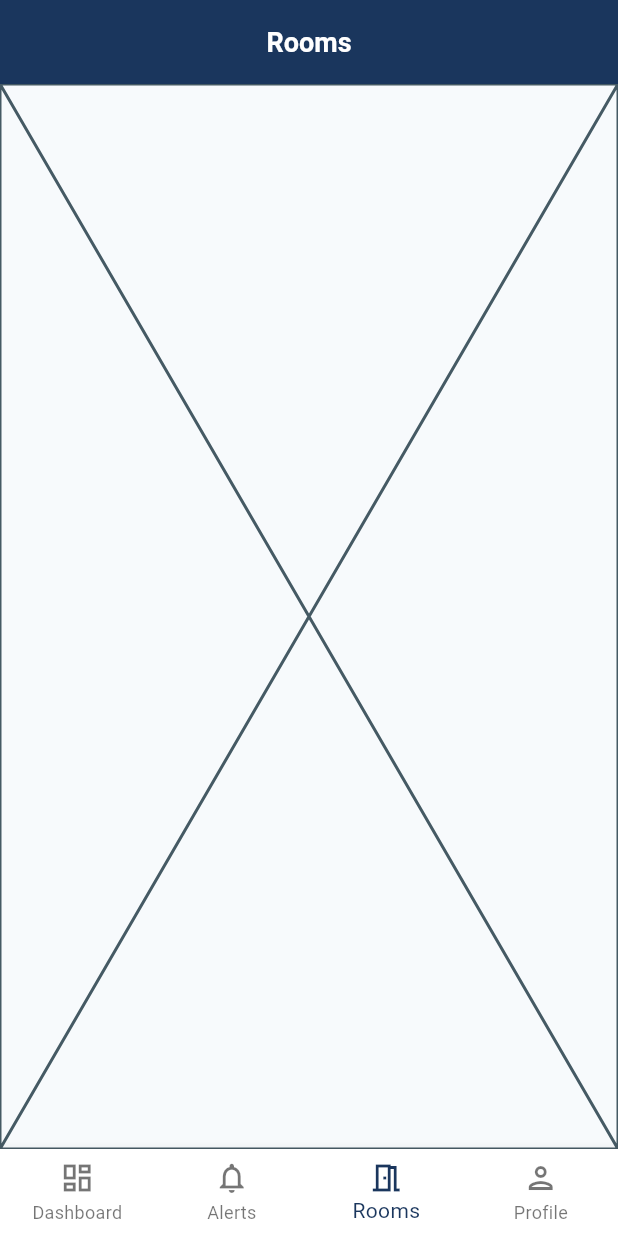
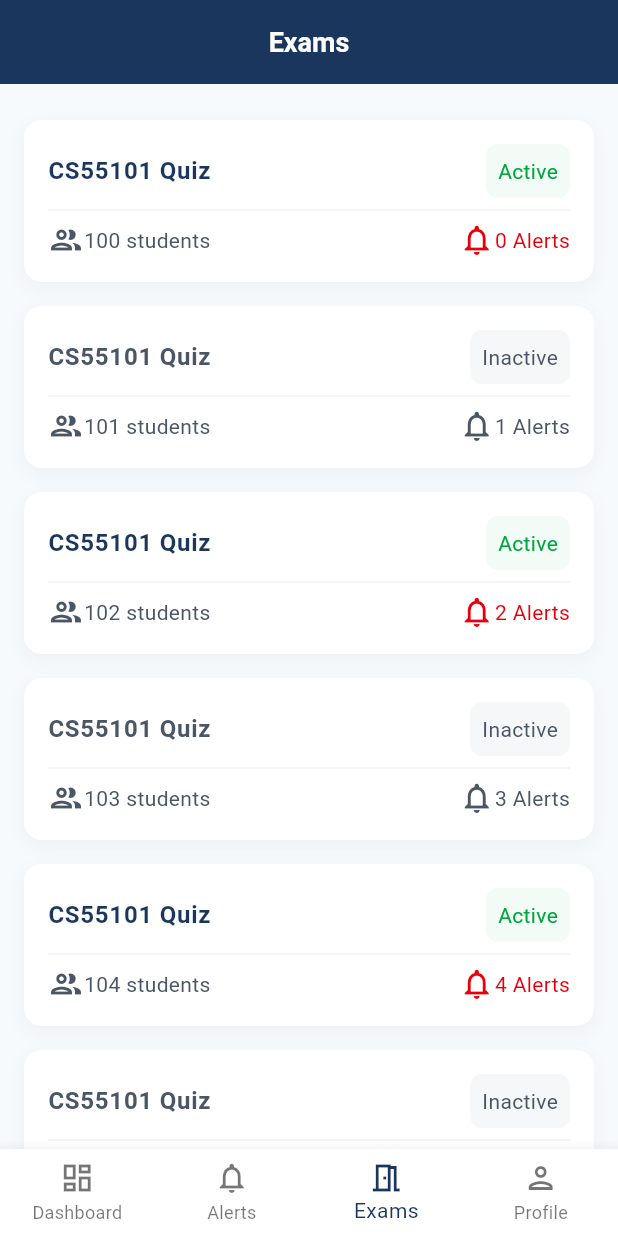
Before and after one commit to omargomah/automated-exam-supervision-system, a Flutter app: the screen it shows after launch, item 3 of the bottom bar chosen, on a phone screen of 412 x 824 dp. Run offline on Flutter 3.47's test engine with Material 3 defaults, Android fonts, the phone set to English and light mode, and no system bars.

Commit message:
feat: add proctor exams UI

```diff
--- a/src/mobile-app/cheating_tracker/lib/core/theme/app_colors.dart
+++ b/src/mobile-app/cheating_tracker/lib/core/theme/app_colors.dart
@@ -9,4 +9,5 @@ abstract class AppColors {
   static const Color dangerColor = Color(0XFFE7000B);
   static const Color bodyFontColor = Color(0xFF1E2939);
   static const Color hintFontColor = Color(0xFF99A1AF);
+  static const Color inActiveColor = Color(0xFF4A5565);
 }
--- a/src/mobile-app/cheating_tracker/lib/feature/proctor/alerts/presentation/screens/proctor_alerts_screen.dart
+++ b/src/mobile-app/cheating_tracker/lib/feature/proctor/alerts/presentation/screens/proctor_alerts_screen.dart
@@ -1,5 +1,5 @@
 import 'package:cheating_tracker/core/theme/app_colors.dart';
-import 'package:cheating_tracker/feature/proctor/alerts/presentation/widgets/proctor_alert_widget.dart';
+import 'package:cheating_tracker/feature/proctor/alerts/presentation/widgets/proctor_alert_card.dart';
 import 'package:flutter/material.dart';
 
 class ProctorAlertsScreen extends StatelessWidget {
@@ -11,7 +11,7 @@ class ProctorAlertsScreen extends StatelessWidget {
       padding: const EdgeInsets.all(16),
       child: ListView.builder(
         itemCount: 7,
-        itemBuilder: (context, index) => ProctorAlertWidget(
+        itemBuilder: (context, index) => ProctorAlertCard(
           name: "John Doe",
           room: index + 100,
           alert: "Looking awya from camera",
--- a/src/mobile-app/cheating_tracker/lib/feature/proctor/alerts/presentation/widgets/proctor_alert_widget.dart
+++ b/src/mobile-app/cheating_tracker/lib/feature/proctor/alerts/presentation/widgets/proctor_alert_card.dart
@@ -1,7 +1,7 @@
 import 'package:cheating_tracker/core/theme/app_colors.dart';
 import 'package:flutter/material.dart';
 
-class ProctorAlertWidget extends StatelessWidget {
+class ProctorAlertCard extends StatelessWidget {
   const new({
     super.key,
     required this.name,
--- a/src/mobile-app/cheating_tracker/lib/feature/proctor/app-section/presentation/screens/proctor_app_section.dart
+++ b/src/mobile-app/cheating_tracker/lib/feature/proctor/app-section/presentation/screens/proctor_app_section.dart
@@ -1,7 +1,7 @@
 import 'package:cheating_tracker/feature/proctor/alerts/presentation/screens/proctor_alerts_screen.dart';
 import 'package:cheating_tracker/feature/proctor/dashboard/presentation/screens/proctor_dashboard_screen.dart';
 import 'package:cheating_tracker/feature/proctor/profile/presentation/screens/proctor_profile_screen.dart';
-import 'package:cheating_tracker/feature/proctor/rooms/presentation/screens/proctor_rooms_screen.dart';
+import 'package:cheating_tracker/feature/proctor/exams/presentation/screens/proctor_exams_screen.dart';
 import 'package:flutter/material.dart';
 
 class ProctorAppSection extends StatefulWidget {
@@ -15,10 +15,10 @@ class _ProctorAppSectionState extends State<ProctorAppSection> {
   final List<Widget> _screens = const [
     ProctorDashboardScreen(),
     ProctorAlertsScreen(),
-    ProctorRoomsScreen(),
+    ProctorExamsScreen(),
     ProctorProfileScreen(),
   ];
-  final List<String> _titles = ['Dashboard', 'Alerts', 'Rooms', 'Profile'];
+  final List<String> _titles = ['Dashboard', 'Alerts', 'Exams', 'Profile'];
   int _currIdx = 0;
 
   @override
@@ -45,7 +45,7 @@ class _ProctorAppSectionState extends State<ProctorAppSection> {
           ),
           BottomNavigationBarItem(
             icon: Icon(Icons.meeting_room_outlined),
-            label: "Rooms",
+            label: "Exams",
           ),
           BottomNavigationBarItem(
             icon: Icon(Icons.person_outlined),
--- /dev/null
+++ b/src/mobile-app/cheating_tracker/lib/feature/proctor/exams/presentation/screens/proctor_exams_screen.dart
@@ -0,0 +1,20 @@
+import 'package:cheating_tracker/feature/proctor/exams/presentation/widgets/proctor_exam_card.dart';
+import 'package:flutter/material.dart';
+
+class ProctorExamsScreen extends StatelessWidget {
+  const new({super.key});
+
+  @override
+  Widget build(BuildContext context) {
+    return ListView.builder(
+      padding: EdgeInsets.all(16),
+      itemCount: 11,
+      itemBuilder: (context, index) => ProctorExamCard(
+        examName: "CS55101 Quiz",
+        isActive: index % 2 == 0,
+        alertsCount: index,
+        studentsCount: 100 + index,
+      ),
+    );
+  }
+}
--- /dev/null
+++ b/src/mobile-app/cheating_tracker/lib/feature/proctor/exams/presentation/widgets/proctor_exam_card.dart
@@ -0,0 +1,132 @@
+import 'package:cheating_tracker/core/theme/app_colors.dart';
+import 'package:flutter/material.dart';
+
+class ProctorExamCard extends StatelessWidget {
+  const new({
+    super.key,
+    required this.examName,
+    required this.isActive,
+    required this.studentsCount,
+    required this.alertsCount,
+  });
+
+  final String examName;
+  final bool isActive;
+  final int studentsCount;
+  final int alertsCount;
+  @override
+  Widget build(BuildContext context) {
+    Offset? tapPosition;
+    return GestureDetector(
+      onTapDown: (details) {
+        tapPosition = details.globalPosition;
+      },
+      onTap: () async {
+        if (!isActive || tapPosition == null) return;
+
+        final overlay =
+            Overlay.of(context).context.findRenderObject() as RenderBox;
+
+        final position = RelativeRect.fromLTRB(
+          tapPosition!.dx,
+          tapPosition!.dy,
+          overlay.size.width - tapPosition!.dx,
+          overlay.size.height - tapPosition!.dy,
+        );
+
+        final value = await showMenu<String>(
+          context: context,
+          position: position,
+          items: [
+            PopupMenuItem(value: 'Live', child: Text('Live')),
+            PopupMenuItem(value: 'Students', child: Text('Students')),
+          ],
+        );
+        if (value == null) return;
+        switch (value) {
+          case "Live":
+            //print("Live")
+            break;
+          case "Students":
+            //print(students)
+            break;
+        }
+      },
+      child: Container(
+        margin: EdgeInsets.symmetric(vertical: 8),
+        padding: EdgeInsets.all(16),
+        decoration: BoxDecoration(
+          color: AppColors.containerColor,
+          borderRadius: BorderRadius.circular(12),
+          boxShadow: [
+            BoxShadow(
+              color: Colors.black.withAlpha(10),
+              blurRadius: 10,
+              offset: const Offset(0, 4),
+            ),
+          ],
+        ),
+        child: Column(
+          children: [
+            Row(
+              mainAxisAlignment: .spaceBetween,
+              crossAxisAlignment: .center,
+              children: [
+                Text(
+                  examName,
+                  style: Theme.of(context).textTheme.bodyLarge!.copyWith(
+                    color: isActive
+                        ? AppColors.primaryColor
+                        : AppColors.inActiveColor,
+                  ),
+                ),
+                Container(
+                  padding: EdgeInsets.all(8),
+                  decoration: BoxDecoration(
+                    color: isActive
+                        ? AppColors.safeColor.withAlpha(12)
+                        : AppColors.inActiveColor.withAlpha(12),
+                    borderRadius: BorderRadius.circular(8),
+                  ),
+                  child: Text(
+                    isActive ? "Active" : "Inactive",
+                    style: TextStyle(
+                      color: isActive
+                          ? AppColors.safeColor
+                          : AppColors.inActiveColor,
+                    ),
+                  ),
+                ),
+              ],
+            ),
+            Divider(color: AppColors.inActiveColor.withAlpha(20)),
+            Row(
+              children: [
+                Icon(Icons.people_outlined, color: AppColors.inActiveColor),
+                Text(
+                  "$studentsCount students",
+                  style: TextStyle(color: AppColors.inActiveColor),
+                ),
+                Spacer(),
+                Icon(
+                  Icons.notifications_outlined,
+                  color: isActive
+                      ? AppColors.dangerColor
+                      : AppColors.inActiveColor,
+                ),
+                Text(
+                  "$alertsCount Alerts",
+                  style: TextStyle(
+                    color: isActive
+                        ? AppColors.dangerColor
+                        : AppColors.inActiveColor,
+                  ),
+                ),
+              ],
+            ),
+          ],
+        ),
+      ),
+    );
+  }
+}
--- a/src/mobile-app/cheating_tracker/lib/feature/proctor/rooms/presentation/screens/proctor_rooms_screen.dart
+++ /dev/null
@@ -1,10 +0,0 @@
-import 'package:flutter/material.dart';
-
-class ProctorRoomsScreen extends StatelessWidget {
-  const new({super.key});
-
-  @override
-  Widget build(BuildContext context) {
-    return const Placeholder();
-  }
-}
```
